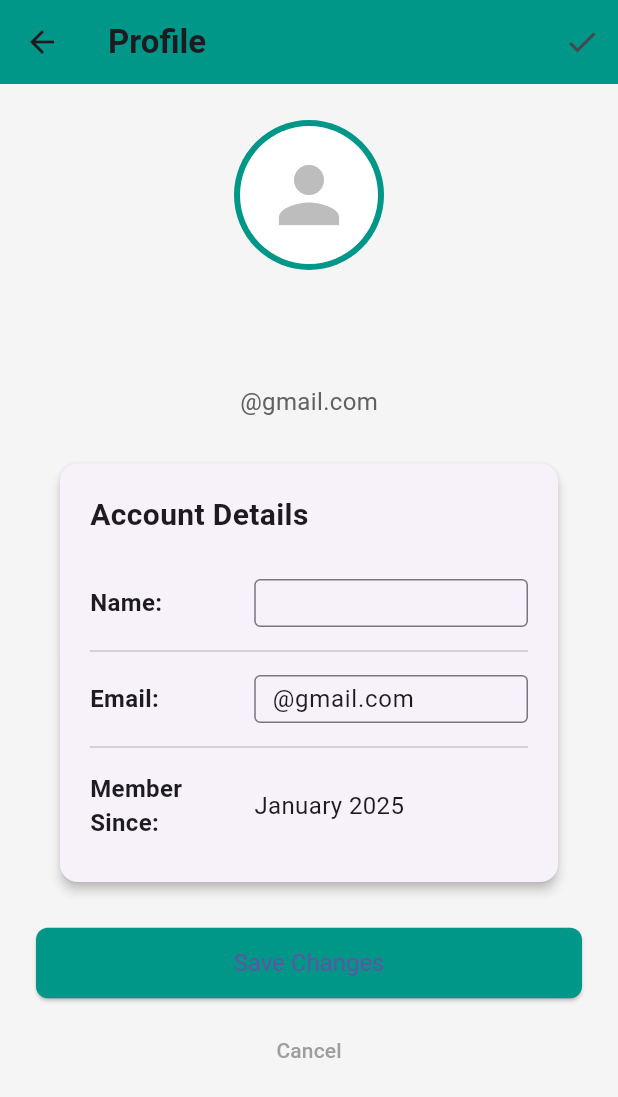
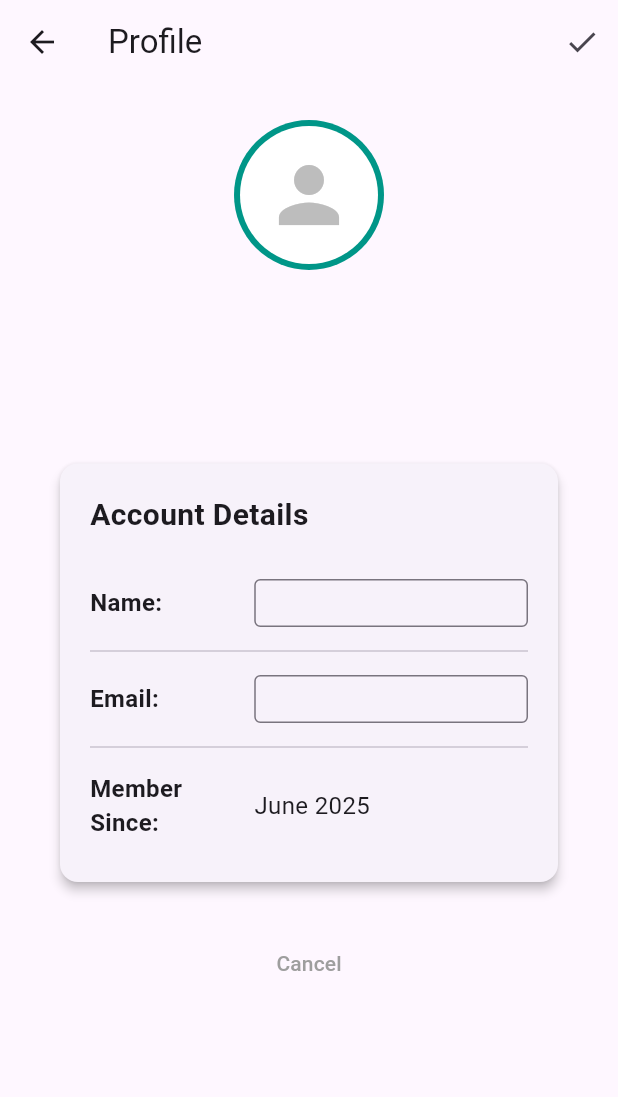
Before and after one commit to JohnnyTok/HabitTrackerApp, a Flutter app: the ProfilePage screen opened directly with empty values, after a tap on the "edit" icon, on a phone screen of 412 x 824 dp. Shown: the top 1097 px of the screen. Run offline on Flutter 3.47's test engine with Material 3 defaults, Android fonts, the phone set to English and light mode, and no system bars; our stand-ins replace percent_indicator.

Commit message:
Update ProfilePage.dart

```diff
--- a/lib/ProfilePage.dart
+++ b/lib/ProfilePage.dart
@@ -2,8 +2,15 @@ import 'package:flutter/material.dart';
 
 class ProfilePage extends StatefulWidget {
   final String username;
+  final String email;
+  final Function(String, String) onUpdateProfile;
 
-  const ProfilePage({super.key, required this.username});
+  const ProfilePage({
+    super.key,
+    required this.username,
+    required this.email,
+    required this.onUpdateProfile,
+  });
 
   @override
   _ProfilePageState createState() => _ProfilePageState();
@@ -20,8 +27,9 @@ class _ProfilePageState extends State<ProfilePage> {
   void initState() {
     super.initState();
     _usernameController = TextEditingController(text: widget.username);
-    _emailController = TextEditingController(text: '${widget.username}@gmail.com');
-    _memberSinceController = TextEditingController(text: 'January 2025');
+    _emailController = TextEditingController(text: widget.email);
+    // For demonstration, member since is static.
+    _memberSinceController = TextEditingController(text: 'June 2025');
   }
 
   @override
@@ -33,34 +41,50 @@ class _ProfilePageState extends State<ProfilePage> {
   }
 
   void _toggleEditMode() {
-    setState(() {
-      if (_isEditing) {
-        // Validate and save changes when exiting edit mode
-        if (_formKey.currentState!.validate()) {
-          _formKey.currentState!.save();
-        }
+    if (_isEditing) {
+      // If saving, first validate the form.
+      if (_formKey.currentState!.validate()) {
+        _formKey.currentState!.save();
+
+        // Call the callback to pass the new data to HomePage.
+        widget.onUpdateProfile(
+          _usernameController.text,
+          _emailController.text,
+        );
+
+        ScaffoldMessenger.of(context).showSnackBar(
+          const SnackBar(
+            content: Text('Profile updated successfully!'),
+            backgroundColor: Colors.green,
+          ),
+        );
+
+        // Exit edit mode ONLY if save is successful.
+        setState(() {
+          _isEditing = false;
+        });
       }
-      _isEditing = !_isEditing;
-    });
+    } else {
+      // If not editing, just enter edit mode.
+      setState(() {
+        _isEditing = true;
+      });
+    }
   }
 
   @override
   Widget build(BuildContext context) {
     return Scaffold(
       appBar: AppBar(
-        title: const Text(
-          'Profile',
-          style: TextStyle(fontWeight: FontWeight.bold),
-        ),
-        backgroundColor: Colors.teal,
+        title: const Text('Profile'),
         actions: [
           IconButton(
             icon: Icon(_isEditing ? Icons.check : Icons.edit),
             onPressed: _toggleEditMode,
+            tooltip: _isEditing ? 'Save Changes' : 'Edit Profile',
           ),
         ],
       ),
-      backgroundColor: Colors.grey[100],
       body: SafeArea(
         child: SingleChildScrollView(
           child: Padding(
@@ -70,7 +94,6 @@ class _ProfilePageState extends State<ProfilePage> {
               child: Column(
                 crossAxisAlignment: CrossAxisAlignment.center,
                 children: [
-                  // User avatar with a placeholder icon
                   CircleAvatar(
                     radius: 50,
                     backgroundColor: Colors.teal,
@@ -86,7 +109,6 @@ class _ProfilePageState extends State<ProfilePage> {
                   ),
                   const SizedBox(height: 20),
 
-                  // Editable username field
                   _isEditing
                       ? TextFormField(
                           controller: _usernameController,
@@ -116,7 +138,6 @@ class _ProfilePageState extends State<ProfilePage> {
 
                   const SizedBox(height: 8),
 
-                  // Email display (non-editable)
                   Text(
                     _emailController.text,
                     style: TextStyle(
@@ -127,7 +148,6 @@ class _ProfilePageState extends State<ProfilePage> {
 
                   const SizedBox(height: 30),
 
-                  // Account details card
                   Card(
                     elevation: 3,
                     shape: RoundedRectangleBorder(
@@ -139,7 +159,6 @@ class _ProfilePageState extends State<ProfilePage> {
                       child: Column(
                         crossAxisAlignment: CrossAxisAlignment.start,
                         children: [
-                          // Title for the details card
                           const Text(
                             'Account Details',
                             style: TextStyle(
@@ -148,8 +167,6 @@ class _ProfilePageState extends State<ProfilePage> {
                             ),
                           ),
                           const SizedBox(height: 20),
-
-                          // Editable detail rows
                           _buildEditableDetailRow('Name', _usernameController, _isEditing),
                           const Divider(),
                           _buildEditableDetailRow('Email', _emailController, _isEditing),
@@ -162,74 +179,21 @@ class _ProfilePageState extends State<ProfilePage> {
 
                   const SizedBox(height: 30),
 
-                  // Save button
-                  if (_isEditing) ...[
-                    SizedBox(
-                      width: double.infinity,
-                      child: ElevatedButton(
-                        onPressed: () {
-                          if (_formKey.currentState!.validate()) {
-                            _formKey.currentState!.save();
-                            setState(() {
-                              _isEditing = false;
-                            });
-
-                            // Show success message
-                            ScaffoldMessenger.of(context).showSnackBar(
-                              const SnackBar(
-                                content: Text('Profile updated successfully!'),
-                                duration: Duration(seconds: 2),
-                              ),
-                            );
-                          }
-                        },
-                        style: ElevatedButton.styleFrom(
-                          backgroundColor: Colors.teal,
-                          padding: const EdgeInsets.symmetric(vertical: 14),
-                          textStyle: const TextStyle(fontSize: 16),
-                          shape: RoundedRectangleBorder(
-                            borderRadius: BorderRadius.circular(8),
-                          ),
-                        ),
-                        child: const Text('Save Changes'),
-                      ),
-                    ),
-                    const SizedBox(height: 10),
+                  if (_isEditing)
                     SizedBox(
                       width: double.infinity,
                       child: TextButton(
                         onPressed: () {
                           setState(() {
                             _isEditing = false;
-                            // Reset to original values
+                            // Reset to the actual original values passed to the widget
                             _usernameController.text = widget.username;
-                            _emailController.text = '${widget.username}@gmail.com';
+                            _emailController.text = widget.email;
                           });
                         },
-                        style: TextButton.styleFrom(
-                          padding: const EdgeInsets.symmetric(vertical: 14),
-                        ),
                         child: const Text('Cancel', style: TextStyle(color: Colors.grey)),
                       ),
-                    ),
-                  ] else ...[
-                    SizedBox(
-                      width: double.infinity,
-                      child: ElevatedButton.icon(
-                        onPressed: _toggleEditMode,
-                        icon: const Icon(Icons.edit),
-                        label: const Text('Edit Profile'),
-                        style: ElevatedButton.styleFrom(
-                          backgroundColor: Colors.teal,
-                          padding: const EdgeInsets.symmetric(vertical: 14),
-                          textStyle: const TextStyle(fontSize: 16),
-                          shape: RoundedRectangleBorder(
-                            borderRadius: BorderRadius.circular(8),
-                          ),
-                        ),
-                      ),
-                    ),
-                  ],
+                    )
                 ],
               ),
             ),
@@ -239,7 +203,6 @@ class _ProfilePageState extends State<ProfilePage> {
     );
   }
 
-  // Helper method for building editable detail rows
   Widget _buildEditableDetailRow(String title, TextEditingController controller, bool editable) {
     return Padding(
       padding: const EdgeInsets.symmetric(vertical: 8.0),
```
